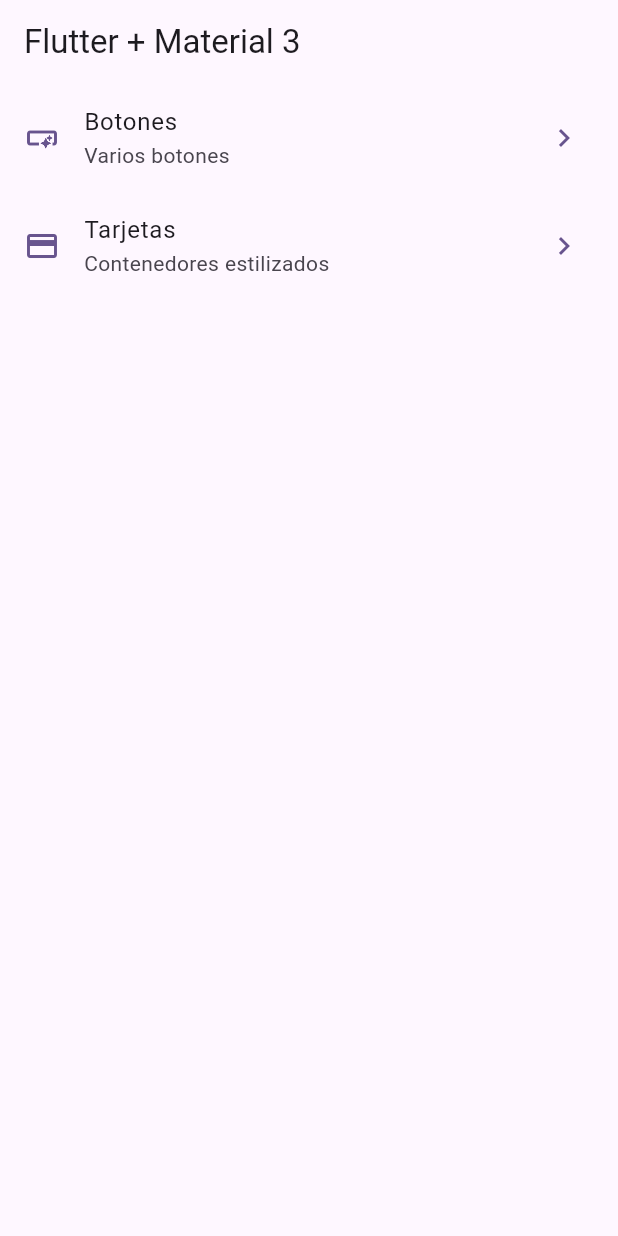
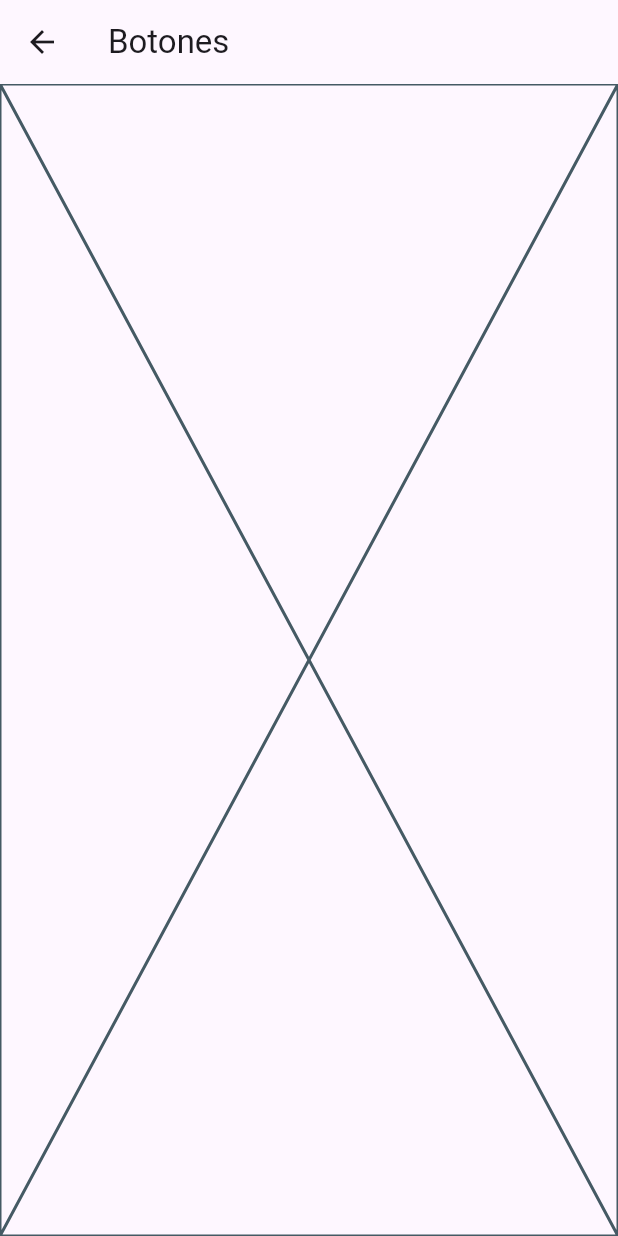
Before and after one commit to tripleP16/widgets_app, a Flutter app: the screen it shows after launch, after a tap on "Botones", on a phone screen of 412 x 824 dp. Run offline on Flutter 3.47's test engine with Material 3 defaults, Android fonts, the phone set to English and light mode, and no system bars.

Commit message:
navigation implemented in the flutter way

```diff
--- a/lib/main.dart
+++ b/lib/main.dart
@@ -1,5 +1,7 @@
 import 'package:flutter/material.dart';
 import 'package:widgets_app/config/theme/app_theme.dart';
+import 'package:widgets_app/presentation/screens/buttons/buttons_screen.dart';
+import 'package:widgets_app/presentation/screens/cards/cards_screen.dart';
 import 'package:widgets_app/presentation/screens/home/home_screen.dart';
 
 void main() {
@@ -14,6 +16,10 @@ class WidgetsApp extends StatelessWidget {
     return MaterialApp(
         debugShowCheckedModeBanner: false,
         theme: AppTheme(selectedColor: 10).getTheme(),
-        home: const HomeScreen());
+        routes: {
+          '/': (context) => const HomeScreen(),
+          '/cards': (context) => const CardsScreen(),
+          '/buttons': (context) => const ButtonsScreen(),
+        });
   }
 }
--- /dev/null
+++ b/lib/presentation/screens/buttons/buttons_screen.dart
@@ -0,0 +1,15 @@
+import 'package:flutter/material.dart';
+
+class ButtonsScreen extends StatelessWidget {
+  const ButtonsScreen({super.key});
+
+  @override
+  Widget build(BuildContext context) {
+    return Scaffold(
+      appBar: AppBar(
+        title: const Text('Botones'),
+      ),
+      body: const Placeholder(),
+    );
+  }
+}
--- a/lib/presentation/screens/home/home_screen.dart
+++ b/lib/presentation/screens/home/home_screen.dart
@@ -1,5 +1,6 @@
 import 'package:flutter/material.dart';
 import 'package:widgets_app/config/menu/menu_items.dart';
+import 'package:widgets_app/presentation/screens/buttons/buttons_screen.dart';
 
 class HomeScreen extends StatelessWidget {
   const HomeScreen({super.key});
@@ -56,7 +57,13 @@ class _HomeItemView extends StatelessWidget {
         color: colors.primary,
       ),
       onTap: () {
-        //TODO: Navigate to the selected item
+        // Navigator.of(context).push(
+        //   MaterialPageRoute(
+        //     builder: (context) => const ButtonsScreen(),
+        //   ),
+        // );
+
+        Navigator.of(context).pushNamed(item.link);
       },
     );
   }
```
Also changed, not shown: lib/presentation/screens/cards/cards_screen.dart (added, +15 -0 lines).
